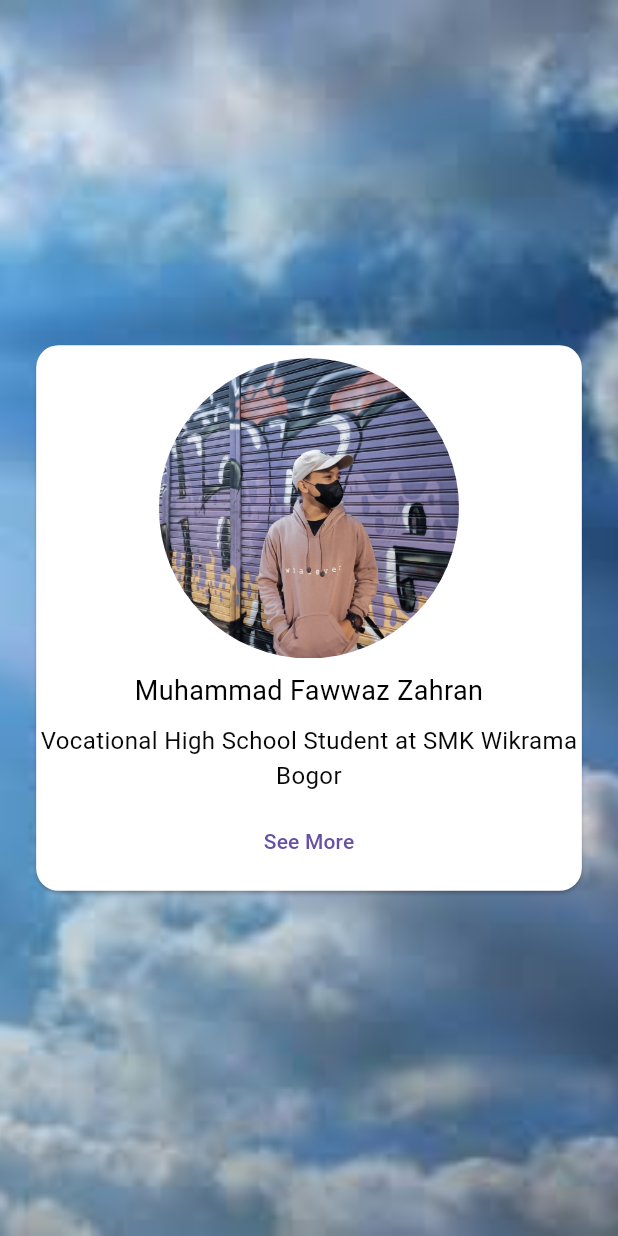
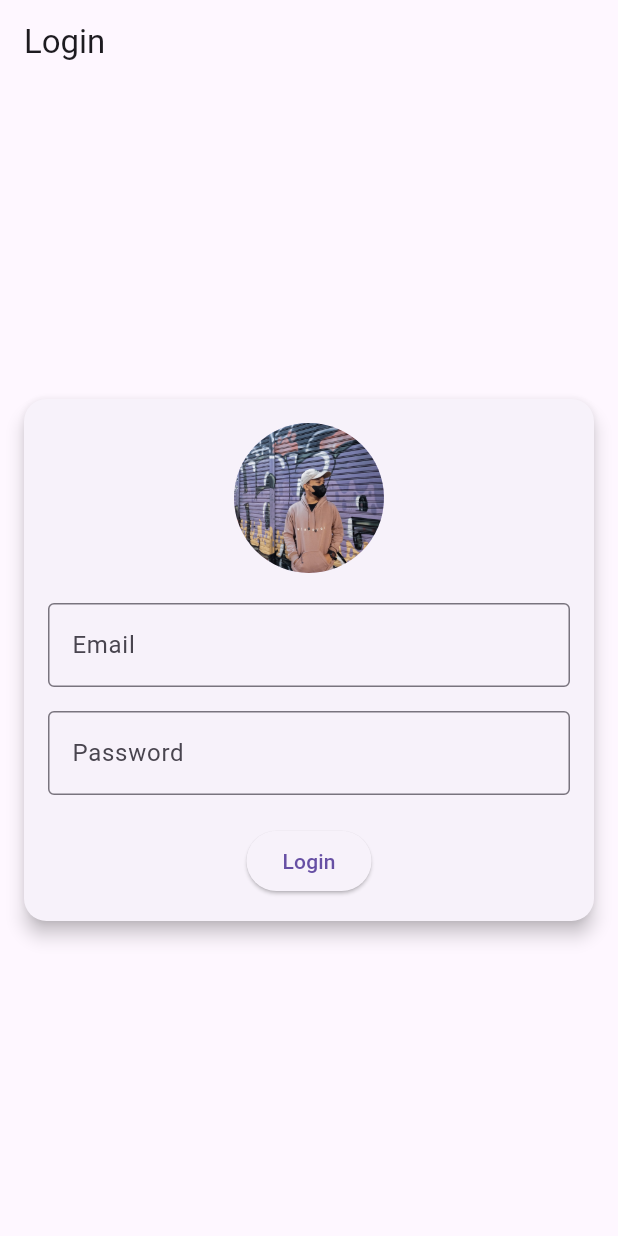
Before and after one commit to FawwazZah13/flutter-profil-diri, a Flutter app: the screen it shows after launch, on a phone screen of 412 x 824 dp. Run offline on Flutter 3.47's test engine with Material 3 defaults, Android fonts, the phone set to English and light mode, and no system bars.

Commit message:
profile fawwaz

```diff
--- /dev/null
+++ b/lib/login.dart
@@ -0,0 +1,97 @@
+import 'package:flutter/material.dart';
+import 'input_page.dart'; // Import halaman form input
+
+class LoginPage extends StatefulWidget {
+  @override
+  _LoginPageState createState() => _LoginPageState();
+}
+
+class _LoginPageState extends State<LoginPage> {
+  final _emailController = TextEditingController();
+  final _passwordController = TextEditingController();
+
+  void _login() {
+    String email = _emailController.text;
+    String password = _passwordController.text;
+
+    // Logika untuk cek email dan password
+    if (email == "fawwaztampan@example.com" && password == "password123") {
+      // Jika login berhasil, navigasi ke halaman form input data
+      Navigator.pushReplacement(
+        context,
+        MaterialPageRoute(builder: (context) => FormInputPage()), // Arahkan ke FormInputPage
+      );
+    } else {
+      // Jika gagal, tampilkan pesan error
+      showDialog(
+        context: context,
+        builder: (context) {
+          return AlertDialog(
+            title: Text('Login Failed'),
+            content: Text('Email or password is incorrect.'),
+            actions: [
+              TextButton(
+                onPressed: () {
+                  Navigator.of(context).pop();
+                },
+                child: Text('OK'),
+              ),
+            ],
+          );
+        },
+      );
+    }
+  }
+
+  @override
+  Widget build(BuildContext context) {
+    return Scaffold(
+      appBar: AppBar(
+        title: Text('Login'),
+      ),
+      body: Center(
+        child: Card(
+          shape: RoundedRectangleBorder(
+            borderRadius: BorderRadius.circular(15.0),
+          ),
+          elevation: 5,
+          margin: EdgeInsets.symmetric(horizontal: 16.0),
+          child: Padding(
+            padding: const EdgeInsets.all(16.0),
+            child: Column(
+              mainAxisSize: MainAxisSize.min,
+              children: [
+                CircleAvatar(
+                  radius: 50.0,
+                  backgroundImage: AssetImage('images/pp.jpg'), // Gambar profil
+                ),
+                SizedBox(height: 20),
+                TextField(
+                  controller: _emailController,
+                  decoration: InputDecoration(
+                    labelText: 'Email',
+                    border: OutlineInputBorder(),
+                  ),
+                ),
+                SizedBox(height: 16),
+                TextField(
+                  controller: _passwordController,
+                  decoration: InputDecoration(
+                    labelText: 'Password',
+                    border: OutlineInputBorder(),
+                  ),
+                  obscureText: true,
+                ),
+                SizedBox(height: 20),
+                ElevatedButton(
+                  onPressed: _login,
+                  child: Text('Login'),
+                ),
+              ],
+            ),
+          ),
+        ),
+      ),
+    );
+  }
+}
--- a/lib/main.dart
+++ b/lib/main.dart
@@ -1,13 +1,34 @@
 import 'package:flutter/material.dart';
-import 'Page2.dart';
+import 'login.dart'; // Import halaman login
 
-void main() => runApp(MaterialApp(
+void main() {
+  runApp(MyApp());
+}
+
+class MyApp extends StatelessWidget {
+  @override
+  Widget build(BuildContext context) {
+    return MaterialApp(
       debugShowCheckedModeBanner: false,
-      home: home(),
-    ));
+      home: LoginPage(), // Set LoginPage sebagai halaman awal
+    );
+  }
+}
 
-class home extends StatelessWidget {
-  const home({Key? key}) : super(key: key);
+class HomePage extends StatelessWidget {
+  final String name;
+  final String role;
+  final String sekolah;
+  final String aboutMe;
+
+  const HomePage({
+    Key? key,
+    required this.name,
+    required this.role,
+    required this.sekolah,
+    required this.aboutMe,
+  }) : super(key: key);
+
   @override
   Widget build(BuildContext context) {
     return Scaffold(
@@ -41,25 +62,18 @@ class home extends StatelessWidget {
                         radius: 100.0,
                         backgroundImage: AssetImage('images/pp.jpg'),
                       ),
-                          Text("Muhammad Fawwaz Zahran",
+                      Text(name,
                           textAlign: TextAlign.center,
-                              style:
-                                  TextStyle(fontSize: 18, color: Colors.black)),
-                          Text(
-                            "Vocational High School Student at SMK Wikrama Bogor",
+                          style: TextStyle(fontSize: 18)),
+                      Text("Role: $role", style: TextStyle(fontSize: 16)),
+                      Text("Sekolah: $sekolah", style: TextStyle(fontSize: 16)),
+                      Padding(
+                        padding: const EdgeInsets.all(8.0),
+                        child: Text(
+                          "About Me: $aboutMe",
+                          style: TextStyle(fontSize: 14),
                           textAlign: TextAlign.center,
-                            style: TextStyle(
-                                fontSize: 16, color: Color.fromARGB(248, 0, 0, 0)),
                         ),
-                          TextButton(
-                            onPressed: () {
-                              Navigator.push(
-                                context,
-                                MaterialPageRoute(
-                                    builder: (context) => Page2()),
-                              );
-                            },
-                            child: Text('See More'),
                       ),
                     ],
                   ),
@@ -67,6 +81,8 @@ class home extends StatelessWidget {
               ),
             ),
           ],
-            )));
+        ),
+      ),
+    );
   }
 }
```
Also changed, not shown: lib/input_page.dart (added, +79 -0 lines), images/pp.jpeg (deleted). Lines whose indentation alone changed are shown as unchanged.
